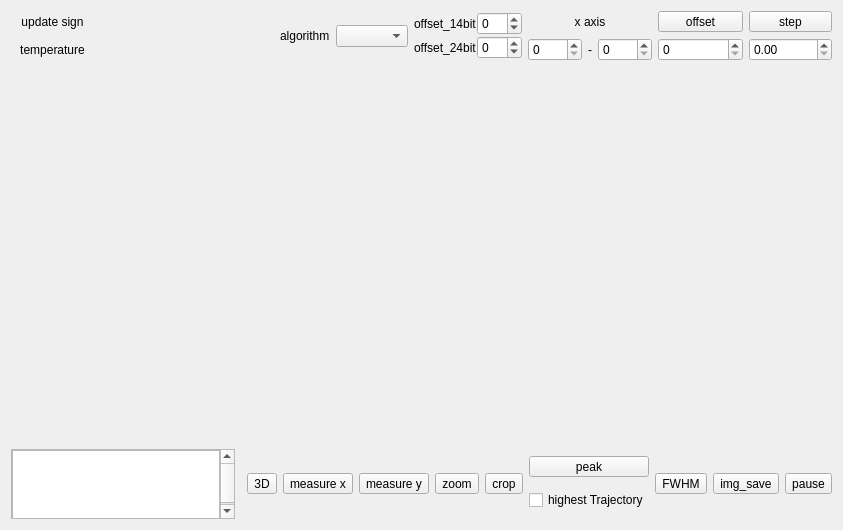
Before: the Qt Designer form src/form/plot/formplot.ui in MRsoymilk/MySerial, drawn with Qt 5.
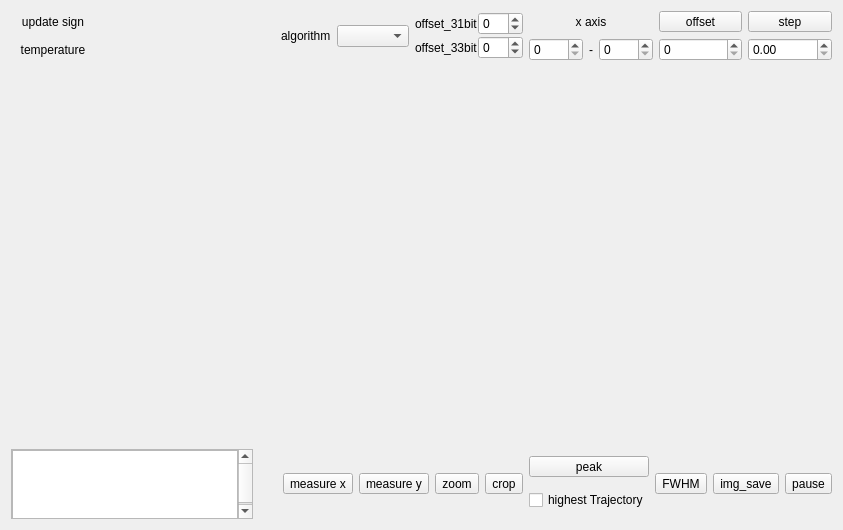
After: the same form once the commit is applied. Icons and pictures are not drawn.

The edit to the form file:
```diff
--- a/src/form/plot/formplot.ui
+++ b/src/form/plot/formplot.ui
@@ -32,7 +32,7 @@
          <rect>
           <x>0</x>
           <y>0</y>
-          <width>177</width>
+          <width>208</width>
           <height>70</height>
          </rect>
         </property>
@@ -76,13 +76,6 @@
        </property>
       </spacer>
      </item>
-     <item>
-      <widget class="QToolButton" name="tBtn3D">
-       <property name="text">
-        <string>3D</string>
-       </property>
-      </widget>
-     </item>
      <item>
       <widget class="QToolButton" name="tBtnMeasureX">
        <property name="text">
@@ -220,7 +213,7 @@
        <item>
         <widget class="QLabel" name="label14">
          <property name="text">
-          <string>offset_14bit</string>
+          <string>offset_31bit</string>
          </property>
         </widget>
        </item>
@@ -241,7 +234,7 @@
        <item>
         <widget class="QLabel" name="label24">
          <property name="text">
-          <string>offset_24bit</string>
+          <string>offset_33bit</string>
          </property>
         </widget>
        </item>
```
Left out of the diff: 12 changed lines with no effect on the pictures.
